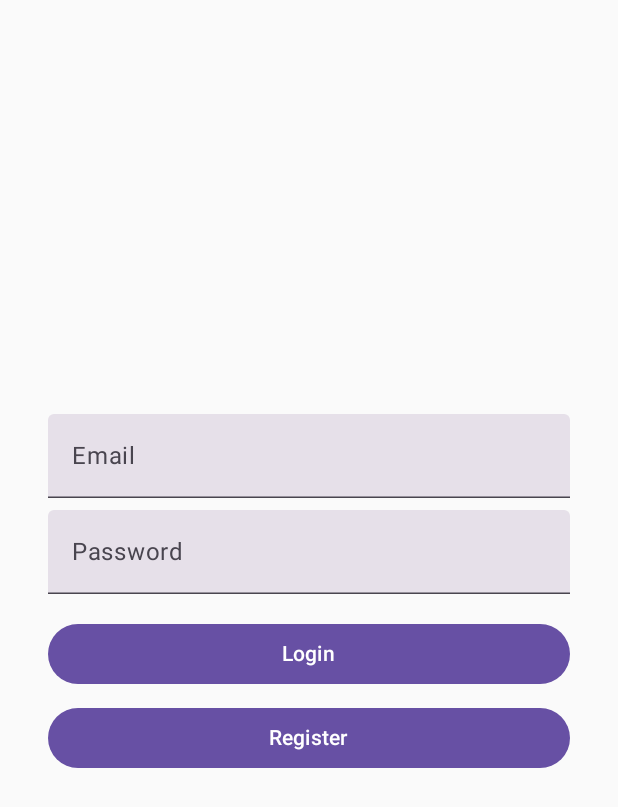
After one commit to NolifekNTB/Bank-App, an Android app built with Jetpack Compose: the LoginScreen screen opened through its navigation route, on a phone screen of 412 x 824 dp. The commit adds this screen. Shown: the top 807 px of the screen. Run offline under Robolectric (Android 15) with nearby library versions, the phone set to English and light mode, and no system bars; our stand-ins replace Firebase (no records; nobody signed in at launch, a user with empty details on screens opened directly).

Commit message:
Firebase auth add

```diff
--- /dev/null
+++ b/app/src/main/java/com/example/bankapp/presentation/LoginScreen.kt
@@ -0,0 +1,117 @@
+package com.example.bankapp.presentation
+
+import androidx.compose.foundation.layout.Arrangement
+import androidx.compose.foundation.layout.Column
+import androidx.compose.foundation.layout.Spacer
+import androidx.compose.foundation.layout.fillMaxSize
+import androidx.compose.foundation.layout.fillMaxWidth
+import androidx.compose.foundation.layout.height
+import androidx.compose.foundation.layout.padding
+import androidx.compose.foundation.text.KeyboardActions
+import androidx.compose.foundation.text.KeyboardOptions
+import androidx.compose.material3.Button
+import androidx.compose.material3.Text
+import androidx.compose.material3.TextField
+import androidx.compose.runtime.Composable
+import androidx.compose.runtime.LaunchedEffect
+import androidx.compose.runtime.getValue
+import androidx.compose.runtime.mutableStateOf
+import androidx.compose.runtime.remember
+import androidx.compose.runtime.setValue
+import androidx.compose.ui.Alignment
+import androidx.compose.ui.Modifier
+import androidx.compose.ui.text.input.ImeAction
+import androidx.compose.ui.unit.dp
+import androidx.navigation.NavController
+import com.google.firebase.auth.FirebaseAuth
+
+@Composable
+fun LoginScreen(auth: FirebaseAuth, navController: NavController) {
+    var email by remember { mutableStateOf("") }
+    var password by remember { mutableStateOf("") }
+    var message by remember { mutableStateOf("") }
+    var shouldNavigate by remember { mutableStateOf(false) }
+
+    LaunchedEffect(shouldNavigate) {
+        if (shouldNavigate) {
+            navController.navigate("main") {
+
+            }
+        }
+    }
+
+    Column(
+        modifier = Modifier
+            .fillMaxSize()
+            .padding(32.dp),
+        verticalArrangement = Arrangement.Center,
+        horizontalAlignment = Alignment.CenterHorizontally
+    ) {
+        TextField(
+            value = email,
+            onValueChange = { email = it },
+            label = { Text("Email") },
+            modifier = Modifier.fillMaxWidth(),
+            keyboardOptions = KeyboardOptions.Default.copy(imeAction = ImeAction.Next)
+        )
+        Spacer(modifier = Modifier.height(8.dp))
+        TextField(
+            value = password,
+            onValueChange = { password = it },
+            label = { Text("Password") },
+            modifier = Modifier.fillMaxWidth(),
+            keyboardOptions = KeyboardOptions.Default.copy(imeAction = ImeAction.Done),
+            keyboardActions = KeyboardActions(onDone = {
+                loginUser(auth, email, password) { result, success ->
+                    message = result
+                    shouldNavigate = success
+                }
+            })
+        )
+        Spacer(modifier = Modifier.height(16.dp))
+        Button(
+            onClick = {
+                loginUser(auth, email, password) { result, success ->
+                    message = result
+                    shouldNavigate = success
+                }
+            },
+            modifier = Modifier.fillMaxWidth()
+        ) {
+            Text("Login")
+        }
+        Spacer(modifier = Modifier.height(8.dp))
+        Button(
+            onClick = {
+                registerUser(auth, email, password) { msg -> message = msg }
+            },
+            modifier = Modifier.fillMaxWidth()
+        ) {
+            Text("Register")
+        }
+        Spacer(modifier = Modifier.height(16.dp))
+        Text(message)
+    }
+}
+
+fun loginUser(auth: FirebaseAuth, email: String, password: String, callback: (String, Boolean) -> Unit) {
+    auth.signInWithEmailAndPassword(email, password)
+        .addOnCompleteListener { task ->
+            if (task.isSuccessful) {
+                callback("User logged in successfully.", true)
+            } else {
+                callback("Login failed: ${task.exception?.message}", false)
+            }
+        }
+}
+
+fun registerUser(auth: FirebaseAuth, email: String, password: String, callback: (String) -> Unit) {
+    auth.createUserWithEmailAndPassword(email, password)
+        .addOnCompleteListener { task ->
+            if (task.isSuccessful) {
+                callback("User registered successfully.")
+            } else {
+                callback("Registration failed: ${task.exception?.message}")
+            }
+        }
+}
--- a/app/src/main/java/com/example/bankapp/presentation/MainActivity.kt
+++ b/app/src/main/java/com/example/bankapp/presentation/MainActivity.kt
@@ -6,13 +6,18 @@ import androidx.activity.compose.setContent
 import androidx.compose.foundation.layout.fillMaxSize
 import androidx.compose.material3.Surface
 import androidx.compose.ui.Modifier
+import com.google.firebase.auth.FirebaseAuth
 
 class MainActivity : ComponentActivity() {
+    private val auth: FirebaseAuth = FirebaseAuth.getInstance()
     override fun onCreate(savedInstanceState: Bundle?) {
         super.onCreate(savedInstanceState)
         //enableEdgeToEdge()
         setContent {
-            HomeScreen()
+            AppNavigation(auth = auth)
         }
     }
 }
+
+//user1@gmail.com
+//user#1
--- /dev/null
+++ b/app/src/main/java/com/example/bankapp/presentation/Navigation.kt
@@ -0,0 +1,21 @@
+package com.example.bankapp.presentation
+
+import androidx.compose.runtime.Composable
+import androidx.navigation.compose.NavHost
+import androidx.navigation.compose.composable
+import androidx.navigation.compose.rememberNavController
+import com.google.firebase.auth.FirebaseAuth
+
+
+@Composable
+fun AppNavigation(auth: FirebaseAuth) {
+    val navController = rememberNavController()
+    NavHost(navController = navController, startDestination = "login") {
+        composable("login") {
+            LoginScreen(auth, navController)
+        }
+        composable("main") {
+            HomeScreen()
+        }
+    }
+}
--- a/build.gradle.kts
+++ b/build.gradle.kts
@@ -3,4 +3,5 @@ plugins {
     alias(libs.plugins.android.application) apply false
     alias(libs.plugins.jetbrains.kotlin.android) apply false
     alias(libs.plugins.realm) apply false
+    alias(libs.plugins.firebase.project) apply false
 }
```
Also changed, not shown: app/build.gradle.kts (+9 -0 lines), gradle/libs.versions.toml (+10 -0 lines), 1 other file.
